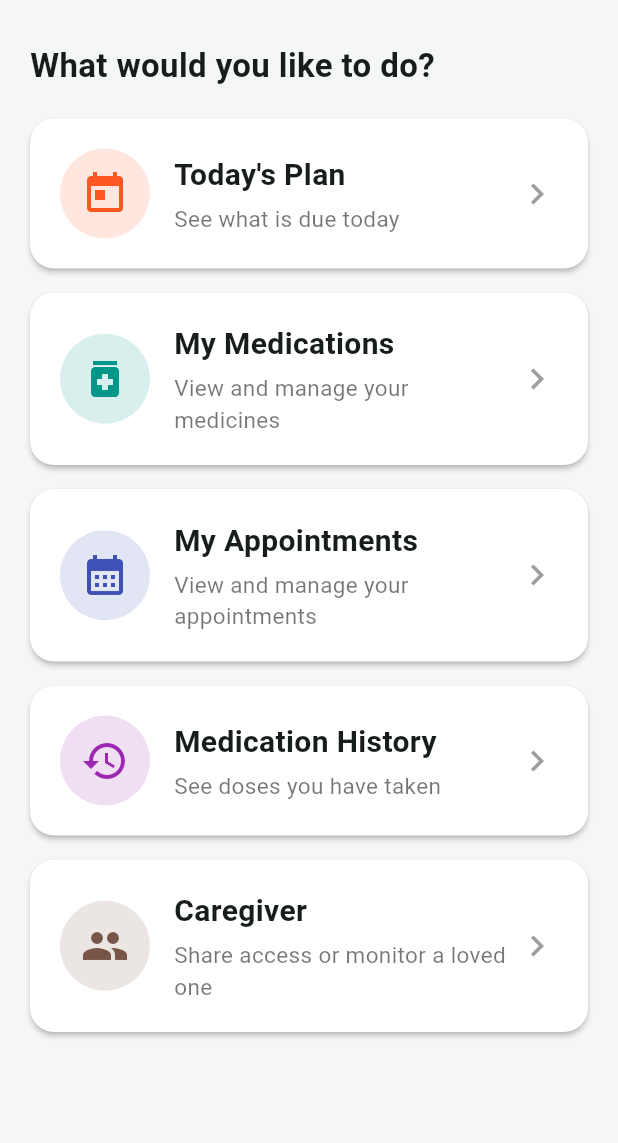
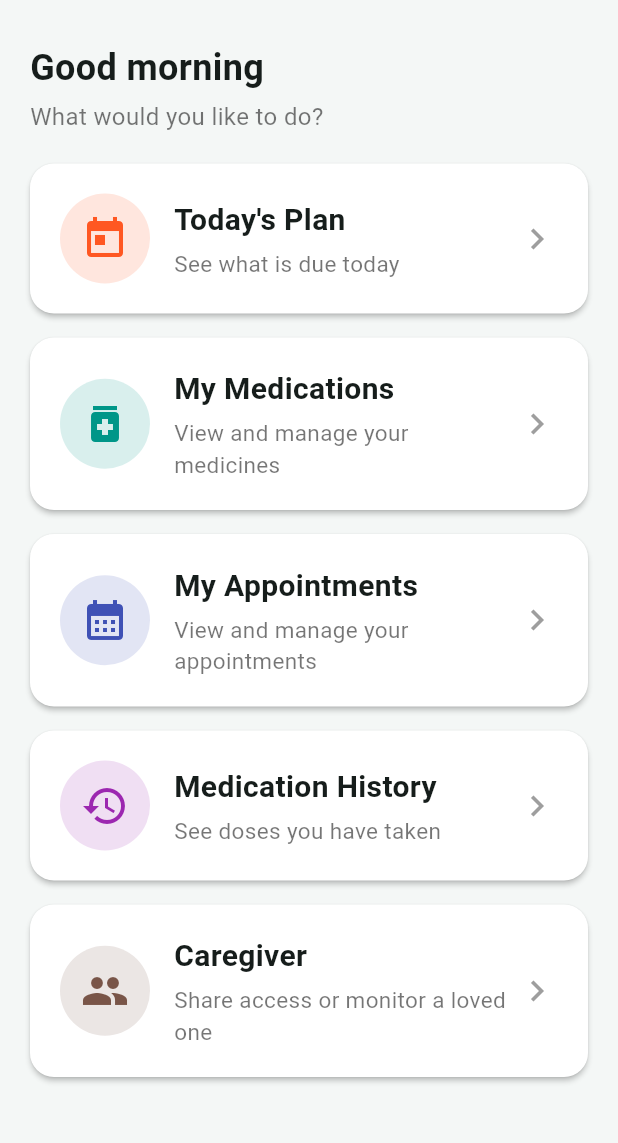
Before and after one commit to Lakindu99/mediassist, a Flutter app: the screen it shows once a user with an empty profile is signed in, on a phone screen of 412 x 824 dp, the part 84-1227 px from its top. Run offline on Flutter 3.47's test engine with Material 3 defaults, Android fonts, the phone set to English and light mode, and no system bars; our stand-ins replace cloud_firestore, firebase_auth, firebase_core, flutter_local_notifications, flutter_tts, share_plus and 2 more; accounts and stored records are empty.

Commit message:
Polish step 4: personalised greeting + consistent screen titles (wayfinding)

```diff
--- a/lib/features/dashboard/dashboard_screen.dart
+++ b/lib/features/dashboard/dashboard_screen.dart
@@ -10,6 +10,7 @@ import '../profile/profile_screen.dart';
 import '../history/adherence_history_screen.dart';
 import '../caregiver/caregiver_screen.dart';
 import '../researcher/researcher_panel.dart';
+import 'greeting_header.dart';
 import '../../core/widgets/adaptive_recommendation_banner.dart';
 
 class DashboardScreen extends StatelessWidget {
@@ -51,8 +52,7 @@ class DashboardScreen extends StatelessWidget {
           child: ListView(
             children: [
               const SizedBox(height: 8),
-              const Text('What would you like to do?',
-                  style: TextStyle(fontSize: 22, fontWeight: FontWeight.bold)),
+              const GreetingHeader(),
               if (adaptiveOn) ...[
                 const SizedBox(height: 12),
                 Row(
--- /dev/null
+++ b/lib/features/dashboard/greeting_header.dart
@@ -0,0 +1,57 @@
+import 'package:flutter/material.dart';
+import 'package:provider/provider.dart';
+import '../../core/services/auth_service.dart';
+import '../../models/app_user.dart';
+
+/// A warm, personalised greeting at the top of the dashboard, to help the user
+/// feel oriented and welcomed ("Good morning, Nimal"). Falls back to a plain
+/// greeting if the name isn't available yet.
+class GreetingHeader extends StatefulWidget {
+  const GreetingHeader({super.key});
+  @override
+  State<GreetingHeader> createState() => _GreetingHeaderState();
+}
+
+class _GreetingHeaderState extends State<GreetingHeader> {
+  String? _firstName;
+
+  @override
+  void initState() {
+    super.initState();
+    _load();
+  }
+
+  Future<void> _load() async {
+    final auth = context.read<AuthService>();
+    final AppUser? user = await auth.getCurrentUserProfile();
+    if (!mounted) return;
+    final name = user?.name.trim();
+    setState(() {
+      _firstName =
+          (name != null && name.isNotEmpty) ? name.split(' ').first : null;
+    });
+  }
+
+  String _timeGreeting() {
+    final h = DateTime.now().hour;
+    if (h < 12) return 'Good morning';
+    if (h < 17) return 'Good afternoon';
+    return 'Good evening';
+  }
+
+  @override
+  Widget build(BuildContext context) {
+    final greeting =
+        _firstName != null ? '${_timeGreeting()}, $_firstName' : _timeGreeting();
+    return Column(
+      crossAxisAlignment: CrossAxisAlignment.start,
+      children: [
+        Text(greeting,
+            style: const TextStyle(fontSize: 24, fontWeight: FontWeight.bold)),
+        const SizedBox(height: 4),
+        const Text('What would you like to do?',
+            style: TextStyle(fontSize: 16, color: Colors.black54)),
+      ],
+    );
+  }
+}
--- a/lib/features/today/today_screen.dart
+++ b/lib/features/today/today_screen.dart
@@ -176,7 +176,7 @@ class _TodayScreenState extends State<TodayScreen> {
     final today = DateTime.now();
     return Scaffold(
       appBar: AppBar(
-        title: const Text('Today', style: TextStyle(fontSize: 22)),
+        title: const Text("Today's Plan", style: TextStyle(fontSize: 22)),
         actions: [
           IconButton(
             icon: const Icon(Icons.volume_up, size: 28),
```
